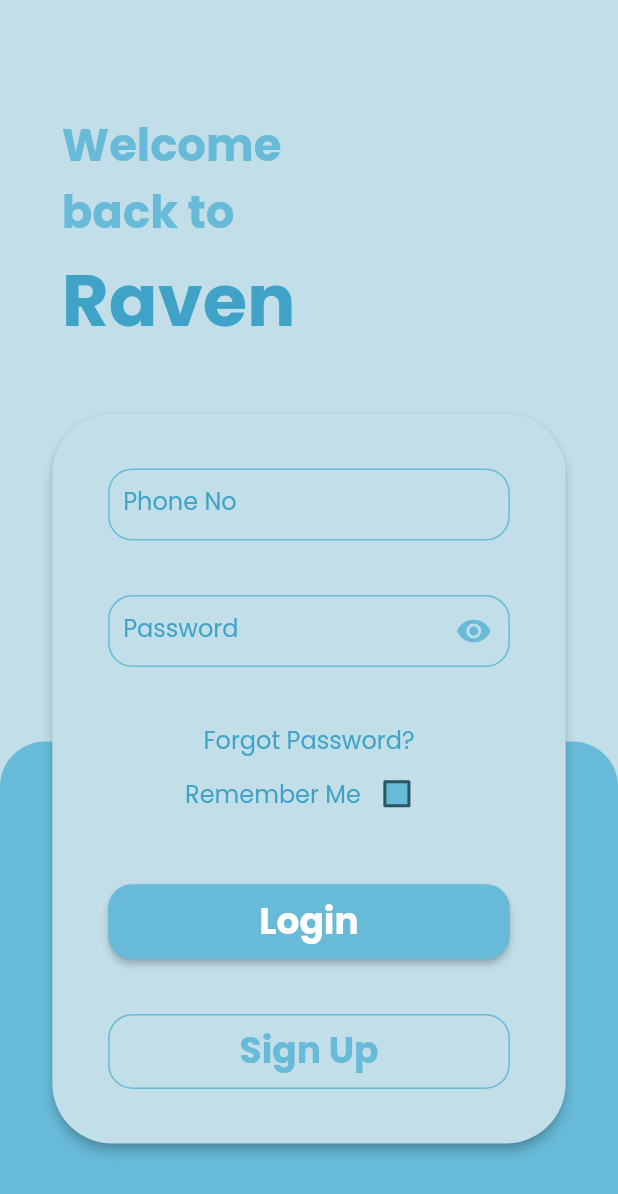
After one commit to elecTRON-Fellowship/raven-frontend, a Flutter app: the screen it shows after launch, on a phone screen of 412 x 824 dp. The commit adds this screen. Shown: the top 1194 px of the screen. Run offline on Flutter 3.47's test engine with Material 2 defaults, Android fonts, the phone set to English and light mode, and no system bars; our stand-ins replace google_fonts.

Commit message:
Create login screen.

```diff
--- a/lib/main.dart
+++ b/lib/main.dart
@@ -1,6 +1,6 @@
 import 'package:flutter/material.dart';
+import './screens/login.dart';
 
-import 'screens/conversations.dart';
 // import 'screens/chat.dart';
 
 void main() {
@@ -13,8 +13,13 @@ class MyApp extends StatelessWidget {
     return MaterialApp(
       title: 'Raven',
       debugShowCheckedModeBanner: false,
-      theme: ThemeData(primaryColor: Color.fromRGBO(63, 163, 199, 1.0)),
-      home: ConversationsScreen(),
+      theme: ThemeData(
+        primaryColorLight: Color.fromRGBO(194, 222, 232, 1),
+        primaryColor: Color.fromRGBO(103, 186, 216, 1),
+        primaryColorDark: Color.fromRGBO(63, 163, 199, 1),
+        fontFamily: "Poppins",
+      ),
+      home: LoginScreen(),
     );
   }
 }
--- /dev/null
+++ b/lib/screens/login.dart
@@ -0,0 +1,46 @@
+import 'package:flutter/material.dart';
+import 'package:raven/widgets/login_screen/bottom_bg.dart';
+import 'package:raven/widgets/login_screen/header_text.dart';
+import 'package:raven/widgets/login_screen/main_card.dart';
+
+class LoginScreen extends StatelessWidget {
+  //const LoginScreen({ Key? key }) : super(key: key);
+
+  @override
+  Widget build(BuildContext context) {
+    return Scaffold(
+      backgroundColor: Theme.of(context).primaryColorLight,
+      body: Container(
+        height: MediaQuery.of(context).size.height,
+        width: MediaQuery.of(context).size.width,
+        child: Stack(
+          alignment: Alignment.topLeft,
+          children: [
+            Positioned(
+              top: MediaQuery.of(context).size.height * 0.6,
+              left: 0,
+              child: BottomBackground(),
+            ),
+            Positioned(
+              top: MediaQuery.of(context).size.height * 0.09,
+              left: MediaQuery.of(context).size.width * 0.10,
+              child: Container(
+                child: HeaderText(),
+                height: MediaQuery.of(context).size.height * 0.25,
+              ),
+            ),
+            Positioned(
+              top: MediaQuery.of(context).size.height * 0.33,
+              left: MediaQuery.of(context).size.width * 0.075,
+              child: Container(
+                child: MainCard(),
+                height: MediaQuery.of(context).size.height * 0.6,
+                width: MediaQuery.of(context).size.width * 0.85,
+              ),
+            ),
+          ],
+        ),
+      ),
+    );
+  }
+}
--- /dev/null
+++ b/lib/widgets/login_screen/bottom_bg.dart
@@ -0,0 +1,16 @@
+import 'package:flutter/material.dart';
+
+class BottomBackground extends StatelessWidget {
+  @override
+  Widget build(BuildContext context) {
+    return Container(
+      height: MediaQuery.of(context).size.height * 0.4,
+      width: MediaQuery.of(context).size.width,
+      decoration: BoxDecoration(
+        borderRadius: BorderRadius.only(
+            topLeft: Radius.circular(30.0), topRight: Radius.circular(30.0)),
+        color: Theme.of(context).primaryColor,
+      ),
+    );
+  }
+}
--- /dev/null
+++ b/lib/widgets/login_screen/header_text.dart
@@ -0,0 +1,47 @@
+import 'package:flutter/material.dart';
+import 'package:google_fonts/google_fonts.dart';
+
+class HeaderText extends StatelessWidget {
+  @override
+  Widget build(BuildContext context) {
+    return Container(
+      color: Theme.of(context).primaryColorLight,
+      child: Column(
+        crossAxisAlignment: CrossAxisAlignment.start,
+        mainAxisAlignment: MainAxisAlignment.start,
+        children: [
+          Text(
+            "Welcome",
+            style: GoogleFonts.poppins(
+              textStyle: TextStyle(
+                color: Theme.of(context).primaryColor,
+                fontSize: 30,
+                fontWeight: FontWeight.bold,
+              ),
+            ),
+          ),
+          Text(
+            "back to",
+            style: GoogleFonts.poppins(
+              textStyle: TextStyle(
+                color: Theme.of(context).primaryColor,
+                fontSize: 30,
+                fontWeight: FontWeight.bold,
+              ),
+            ),
+          ),
+          Text(
+            "Raven",
+            style: GoogleFonts.poppins(
+              textStyle: TextStyle(
+                color: Theme.of(context).primaryColorDark,
+                fontSize: 48,
+                fontWeight: FontWeight.bold,
+              ),
+            ),
+          ),
+        ],
+      ),
+    );
+  }
+}
--- /dev/null
+++ b/lib/widgets/login_screen/login_button.dart
@@ -0,0 +1,31 @@
+import 'package:flutter/material.dart';
+import 'package:google_fonts/google_fonts.dart';
+
+class LoginButton extends StatelessWidget {
+  @override
+  Widget build(BuildContext context) {
+    return ElevatedButton(
+      onPressed: () {},
+      child: Text(
+        "Login",
+        style: GoogleFonts.poppins(
+          textStyle: TextStyle(
+            fontWeight: FontWeight.bold,
+            fontSize: 24,
+          ),
+        ),
+      ),
+      style: ElevatedButton.styleFrom(
+        minimumSize: Size(
+          MediaQuery.of(context).size.width * 0.65,
+          50,
+        ),
+        onPrimary: Colors.white,
+        primary: Theme.of(context).primaryColor,
+        shape: RoundedRectangleBorder(
+          borderRadius: BorderRadius.circular(16.0),
+        ),
+      ),
+    );
+  }
+}
--- /dev/null
+++ b/lib/widgets/login_screen/main_card.dart
@@ -0,0 +1,28 @@
+import 'package:flutter/material.dart';
+import 'package:google_fonts/google_fonts.dart';
+import 'package:raven/widgets/login_screen/login_button.dart';
+import 'package:raven/widgets/login_screen/password_edit_text.dart';
+import 'package:raven/widgets/login_screen/phone_number_text_field.dart';
+import 'package:raven/widgets/login_screen/sign_up_button.dart';
+import 'package:raven/widgets/login_screen/text_buttons.dart';
+
+class MainCard extends StatelessWidget {
+  @override
+  Widget build(BuildContext context) {
+    return Card(
+      color: Theme.of(context).primaryColorLight,
+      elevation: 3.0,
+      shape: RoundedRectangleBorder(borderRadius: BorderRadius.circular(40.0)),
+      child: Column(
+        mainAxisAlignment: MainAxisAlignment.spaceEvenly,
+        children: [
+          PhoneNumberTextField(),
+          PasswordEditText(),
+          TextButtonsCustom(),
+          LoginButton(),
+          SignUpButton(),
+        ],
+      ),
+    );
+  }
+}
--- /dev/null
+++ b/lib/widgets/login_screen/password_edit_text.dart
@@ -0,0 +1,60 @@
+import 'package:flutter/material.dart';
+
+class PasswordEditText extends StatefulWidget {
+  @override
+  _PasswordEditTextState createState() => _PasswordEditTextState();
+}
+
+class _PasswordEditTextState extends State<PasswordEditText> {
+  final _passwordController = TextEditingController();
+  bool _isPasswordVisible = false;
+
+  @override
+  Widget build(BuildContext context) {
+    return Container(
+      width: MediaQuery.of(context).size.width * 0.65,
+      child: TextField(
+        controller: _passwordController,
+        style: TextStyle(
+          fontSize: 16,
+          height: 1,
+          color: Colors.black,
+        ),
+        decoration: InputDecoration(
+          contentPadding: EdgeInsets.all(10),
+          //errorText: "Please check the Password",
+          labelText: "Password",
+          labelStyle: TextStyle(
+            color: Theme.of(context).primaryColorDark,
+          ),
+          enabledBorder: OutlineInputBorder(
+            borderRadius: BorderRadius.circular(16.0),
+            borderSide: BorderSide(
+              color: Theme.of(context).primaryColor,
+            ),
+          ),
+          focusedBorder: OutlineInputBorder(
+            borderRadius: BorderRadius.circular(16.0),
+            borderSide: BorderSide(
+              color: Theme.of(context).primaryColorDark,
+              width: 2,
+            ),
+          ),
+          suffixIcon: IconButton(
+            icon: _isPasswordVisible
+                ? Icon(
+                    Icons.visibility_off,
+                    color: Theme.of(context).primaryColor,
+                  )
+                : Icon(Icons.visibility, color: Theme.of(context).primaryColor),
+            onPressed: () => setState(
+              () => _isPasswordVisible = !_isPasswordVisible,
+            ),
+          ),
+        ),
+        obscureText: _isPasswordVisible,
+        //onSubmitted: (String) {}, //Run login method
+      ),
+    );
+  }
+}
--- /dev/null
+++ b/lib/widgets/login_screen/phone_number_text_field.dart
@@ -0,0 +1,48 @@
+import 'package:flutter/material.dart';
+
+class PhoneNumberTextField extends StatefulWidget {
+  @override
+  _PhoneNumberTextFieldState createState() => _PhoneNumberTextFieldState();
+}
+
+class _PhoneNumberTextFieldState extends State<PhoneNumberTextField> {
+  final _phoneNumberController = TextEditingController();
+
+  @override
+  Widget build(BuildContext context) {
+    return Container(
+      width: MediaQuery.of(context).size.width * 0.65,
+      child: TextField(
+        controller: _phoneNumberController,
+        keyboardType: TextInputType.number,
+        textInputAction: TextInputAction.next,
+        style: TextStyle(
+          fontSize: 16,
+          height: 1,
+          color: Colors.black,
+        ),
+        decoration: InputDecoration(
+          contentPadding: EdgeInsets.all(10),
+          enabledBorder: OutlineInputBorder(
+            borderRadius: BorderRadius.circular(16.0),
+            borderSide: BorderSide(
+              color: Theme.of(context).primaryColor,
+            ),
+          ),
+          focusedBorder: OutlineInputBorder(
+            borderRadius: BorderRadius.circular(16.0),
+            borderSide: BorderSide(
+              color: Theme.of(context).primaryColorDark,
+              width: 2,
+            ),
+          ),
+          //errorText: "Please check the username",
+          labelText: "Phone No",
+          labelStyle: TextStyle(
+            color: Theme.of(context).primaryColorDark,
+          ),
+        ),
+      ),
+    );
+  }
+}
--- /dev/null
+++ b/lib/widgets/login_screen/sign_up_button.dart
@@ -0,0 +1,34 @@
+import 'package:flutter/material.dart';
+import 'package:google_fonts/google_fonts.dart';
+
+class SignUpButton extends StatelessWidget {
+  @override
+  Widget build(BuildContext context) {
+    return OutlinedButton(
+      onPressed: () {},
+      child: Text(
+        "Sign Up",
+        style: GoogleFonts.poppins(
+          textStyle: TextStyle(
+            fontWeight: FontWeight.bold,
+            color: Theme.of(context).primaryColor,
+            fontSize: 24,
+          ),
+        ),
+      ),
+      style: OutlinedButton.styleFrom(
+        minimumSize: Size(
+          MediaQuery.of(context).size.width * 0.65,
+          50,
+        ),
+        primary: Theme.of(context).primaryColor,
+        side: BorderSide(
+          color: Theme.of(context).primaryColor,
+        ),
+        shape: RoundedRectangleBorder(
+          borderRadius: BorderRadius.circular(16.0),
+        ),
+      ),
+    );
+  }
+}
--- /dev/null
+++ b/lib/widgets/login_screen/text_buttons.dart
@@ -0,0 +1,73 @@
+import 'package:flutter/gestures.dart';
+import 'package:flutter/material.dart';
+import 'package:google_fonts/google_fonts.dart';
+
+class TextButtonsCustom extends StatefulWidget {
+  @override
+  _TextButtonsCustomState createState() => _TextButtonsCustomState();
+}
+
+class _TextButtonsCustomState extends State<TextButtonsCustom> {
+  final TapGestureRecognizer _gestureRecognizer = TapGestureRecognizer()
+    ..onTap = () {
+      //Add code to run on text view tap
+      debugPrint("Forgot Password was clicked");
+    };
+  bool _isChecked = false;
+
+  @override
+  Widget build(BuildContext context) {
+    Color getColor(Set<MaterialState> states) {
+      const Set<MaterialState> interactiveStates = <MaterialState>{
+        MaterialState.pressed,
+        MaterialState.hovered,
+        MaterialState.focused,
+      };
+      if (states.any(interactiveStates.contains)) {
+        return Theme.of(context).primaryColorLight;
+      }
+      return Theme.of(context).primaryColor;
+    }
+
+    return Column(
+      mainAxisAlignment: MainAxisAlignment.start,
+      children: [
+        RichText(
+          text: TextSpan(
+            text: "Forgot Password?",
+            style: GoogleFonts.poppins(
+              textStyle: TextStyle(
+                color: Theme.of(context).primaryColorDark,
+                fontSize: 16,
+              ),
+            ),
+            recognizer: _gestureRecognizer,
+          ),
+        ),
+        Row(
+          mainAxisAlignment: MainAxisAlignment.center,
+          children: [
+            Text(
+              "Remember Me",
+              style: GoogleFonts.poppins(
+                textStyle: TextStyle(
+                  color: Theme.of(context).primaryColorDark,
+                  fontSize: 16,
+                ),
+              ),
+            ),
+            Checkbox(
+                checkColor: Theme.of(context).primaryColorLight,
+                fillColor: MaterialStateProperty.resolveWith(getColor),
+                value: _isChecked,
+                onChanged: (bool? value) => {
+                      setState(() {
+                        _isChecked = value!;
+                      })
+                    })
+          ],
+        ),
+      ],
+    );
+  }
+}
```
